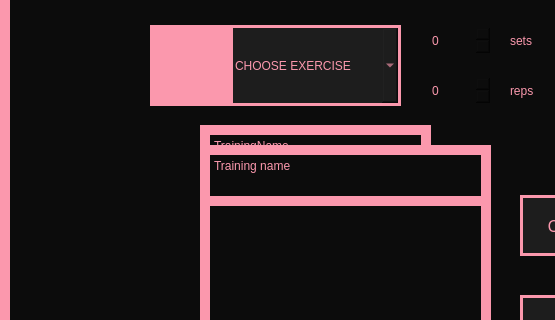
Old version of the form View/NewCalisthenicsTraining.ui in the repository Hanna-J-K/fitnessapp; both pictures show x 0 to 555 and y 95 to 415 of the 800 by 600 pixel window.
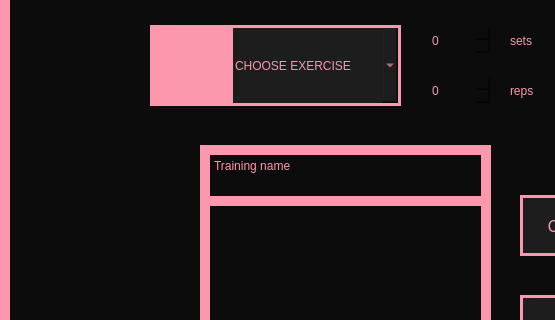
New version of the form. Icons and pictures are not drawn.

Commit message: every training except for mixed done

What changed in the file:
```diff
--- a/View/NewCalisthenicsTraining.ui
+++ b/View/NewCalisthenicsTraining.ui
@@ -247,19 +247,6 @@
      <string>CREATE</string>
     </property>
    </widget>
-   <widget class="QPlainTextEdit" name="tr_name_btn">
-    <property name="geometry">
-     <rect>
-      <x>200</x>
-      <y>220</y>
-      <width>231</width>
-      <height>71</height>
-     </rect>
-    </property>
-    <property name="plainText">
-     <string>TrainingName</string>
-    </property>
-   </widget>
    <widget class="QPushButton" name="remove_training_btn">
     <property name="geometry">
      <rect>
```
The commit also changes 4 other files.
